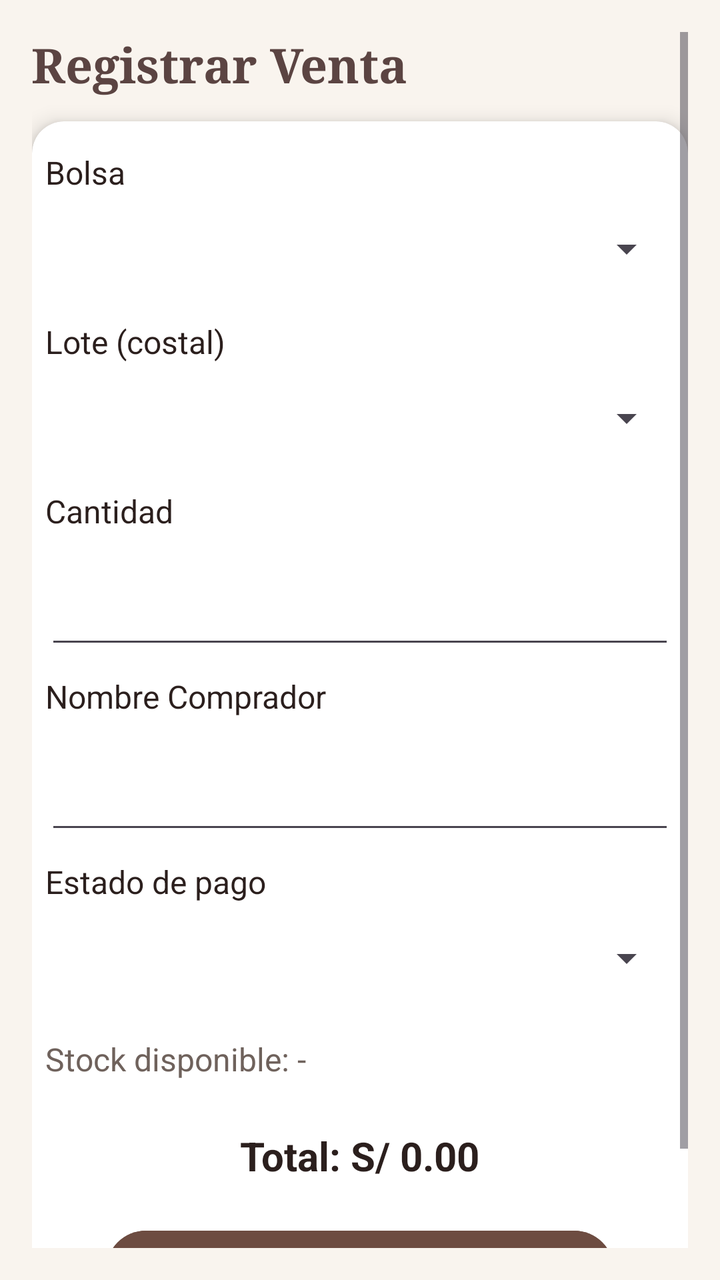
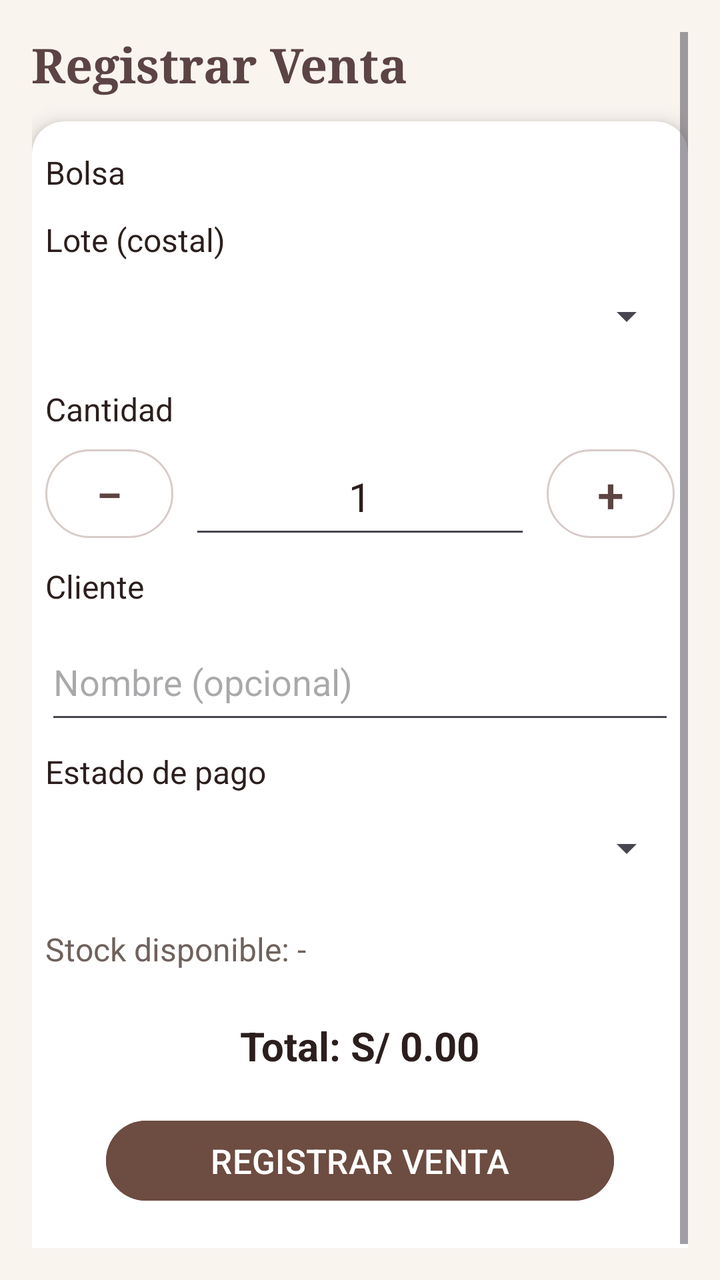

Two renders of the same Android screen: before a commit and after it. Below are the layout's source before the change and the commit's diff.
<!-- AndroidManifest.xml: application theme Theme.CajaiCafeAdministracion -->
<!-- res/layout/activity_venta.xml -->
<?xml version="1.0" encoding="utf-8"?>
<ScrollView xmlns:android="http://schemas.android.com/apk/res/android"
    xmlns:card_view="http://schemas.android.com/apk/res-auto"
    android:layout_width="match_parent"
    android:layout_height="match_parent"
    android:padding="16dp">

    <LinearLayout
        android:orientation="vertical"
        android:layout_width="match_parent"
        android:layout_height="wrap_content">

        <TextView
            android:layout_width="329dp"
            android:layout_height="wrap_content"
            android:layout_gravity="center"
            android:layout_marginBottom="12dp"
            android:text="Registrar Venta"
            android:textColor="@color/textoMarca"
            android:fontFamily="serif" android:textSize="24sp"
            android:textStyle="bold" />


        <androidx.cardview.widget.CardView
            android:layout_width="match_parent"
            android:layout_height="match_parent"
            android:padding="16dp"
            card_view:contentPadding="20px"
            android:backgroundTint="@color/superficie"
            card_view:cardCornerRadius="16dp"
            card_view:cardElevation="6dp">


            <LinearLayout
                android:layout_width="match_parent"
                android:layout_height="wrap_content"
                android:orientation="vertical">


                <TextView
                    android:layout_width="wrap_content"
                    android:layout_height="wrap_content"
                    android:layout_marginTop="8dp"
                    android:textSize="16sp"
                    android:textColor="@color/texto"
                    android:text="Bolsa" />

                <Spinner
                    android:id="@+id/spinnerProducto"
                    android:layout_width="match_parent"
                    android:layout_height="wrap_content"
                    android:textColor="@color/texto"
                    android:minHeight="55dp" />
                <TextView
                    android:layout_width="wrap_content"
                    android:layout_height="wrap_content"
                    android:layout_marginTop="8dp"
                    android:textSize="16sp"
                    android:textColor="@color/texto"
                    android:text="Lote (costal)" />
                <Spinner
                    android:id="@+id/spinnerLote"
                    android:layout_width="match_parent"
                    android:layout_height="wrap_content"
                    android:minHeight="55dp" />
                <TextView
                    android:layout_width="wrap_content"
                    android:layout_height="wrap_content"
                    android:layout_marginTop="8dp"
                    android:textSize="16sp"
                    android:textColor="@color/texto"
                    android:text="Cantidad" />
                <EditText
                    android:id="@+id/etCantidad"
                    android:layout_width="match_parent"
                    android:layout_height="wrap_content"
                    android:layout_marginTop="8dp"
                    android:textColor="@color/texto"
                    android:inputType="number"
                    android:minHeight="55dp" />
                <TextView
                    android:layout_width="wrap_content"
                    android:layout_height="wrap_content"
                    android:layout_marginTop="8dp"
                    android:textSize="16sp"
                    android:textColor="@color/texto"
                    android:text="Nombre Comprador" />
                <EditText
                    android:id="@+id/etNombre"
                    android:layout_width="match_parent"
                    android:layout_height="wrap_content"
                    android:layout_marginTop="8dp"
                    android:textColor="@color/texto"
                    android:minHeight="55dp" />

                <TextView
                    android:layout_width="wrap_content"
                    android:layout_height="wrap_content"
                    android:layout_marginTop="8dp"
                    android:textSize="16sp"
                    android:textColor="@color/texto"
                    android:text="Estado de pago" />

                <Spinner
                    android:id="@+id/spinnerPago"
                    android:layout_width="match_parent"
                    android:layout_height="wrap_content"
                    android:textColor="@color/texto"
                    android:minHeight="55dp" />

                <EditText
                    android:id="@+id/etMontoParcial"
                    android:layout_width="match_parent"
                    android:layout_height="wrap_content"
                    android:layout_marginTop="8dp"
                    android:hint="Monto parcial (si aplica)"
                    android:inputType="numberDecimal"
                    android:textColor="@color/texto"
                    android:visibility="gone" />

                <TextView
                    android:id="@+id/tvStock"
                    android:layout_width="wrap_content"
                    android:layout_height="wrap_content"
                    android:layout_marginBottom="12dp"
                    android:layout_marginTop="12dp"
                    android:text="Stock disponible: -"
                    android:textColor="@color/textoSecundario"
                    android:textSize="16sp"/>

                <TextView
                    android:id="@+id/tvTotal"
                    android:layout_width="wrap_content"
                    android:layout_height="wrap_content"
                    android:layout_marginTop="12dp"
                    android:layout_gravity="center"
                    android:text="Total: S/ 0.00"
                    android:textSize="20sp"
                    android:textColor="@color/texto"
                    android:textStyle="bold" />

                <Button
                    android:id="@+id/btnRegistrar"
                    android:layout_width="254dp"
                    android:layout_height="wrap_content"
                    android:layout_gravity="center"
                    android:layout_marginTop="20dp"
                    android:backgroundTint="@color/cafeMedio"
                    android:text="REGISTRAR VENTA"
                    android:textColor="#FFFFFF"
                    android:textSize="17sp" />

                <TextView
                    android:id="@+id/tvMensaje"
                    android:layout_width="wrap_content"
                    android:layout_height="wrap_content"
                    android:layout_marginTop="12dp" />
            </LinearLayout>
        </androidx.cardview.widget.CardView>
    </LinearLayout>
</ScrollView>
<!-- resources referenced by this layout -->
<resources>
  <color name="cafeMedio">#6D4C41</color>
  <color name="superficie">#FFFFFF</color>
  <color name="texto">#2B1F1D</color>
  <color name="textoMarca">#5B4442</color>
  <color name="textoSecundario">#6F625C</color>
  <style name="Theme.CajaiCafeAdministracion" parent="Base.Theme.CajaiCafeAdministracion" />
  <style name="Base.Theme.CajaiCafeAdministracion" parent="Theme.Material3.DayNight.NoActionBar">
          <item name="colorPrimary">@color/marcaPrimario</item>
          <item name="colorOnPrimary">@color/marcaSobrePrimario</item>
          <item name="colorPrimaryContainer">@color/marcaContenedor</item>
          <item name="colorOnPrimaryContainer">@color/marcaSobreContenedor</item>
          <item name="colorSecondary">@color/marcaSecundario</item>
          <item name="colorOnSecondary">@color/marcaSobrePrimario</item>
          <item name="colorTertiary">@color/positivo</item>
          <item name="android:colorBackground">@color/fondo</item>
          <item name="colorOnBackground">@color/texto</item>
          <item name="colorSurface">@color/superficie</item>
          <item name="colorOnSurface">@color/texto</item>
          <item name="colorOnSurfaceVariant">@color/textoSecundario</item>
          <item name="colorOutline">@color/borde</item>
          
          <item name="android:statusBarColor">@color/cafeProfundo</item>
          <item name="android:navigationBarColor">@color/cafeProfundo</item>
          <item name="android:windowLightStatusBar">false</item>
      </style>
  <color name="marcaPrimario">#6D4C41</color>
  <color name="marcaSobrePrimario">#FFFFFF</color>
  <color name="marcaContenedor">#F3E3D8</color>
  <color name="marcaSobreContenedor">#2B1F1D</color>
  <color name="marcaSecundario">#8D6E63</color>
  <color name="positivo">#2E7D32</color>
  <color name="fondo">#F9F4EE</color>
  <color name="borde">#D7CCC8</color>
  <color name="cafeProfundo">#3E2723</color>
</resources>

<!-- the commit's change to res/layout/activity_venta.xml (unified diff, before → after) -->
@@ -1,5 +1,6 @@
 <?xml version="1.0" encoding="utf-8"?>
 <ScrollView xmlns:android="http://schemas.android.com/apk/res/android"
+    xmlns:app="http://schemas.android.com/apk/res-auto"
     xmlns:card_view="http://schemas.android.com/apk/res-auto"
     android:layout_width="match_parent"
     android:layout_height="match_parent"
@@ -45,12 +46,14 @@
                     android:textColor="@color/texto"
                     android:text="Bolsa" />
 
-                <Spinner
-                    android:id="@+id/spinnerProducto"
-                    android:layout_width="match_parent"
-                    android:layout_height="wrap_content"
-                    android:textColor="@color/texto"
-                    android:minHeight="55dp" />
+                
+                <com.google.android.material.chip.ChipGroup
+                    android:id="@+id/chipsProducto"
+                    android:layout_width="match_parent"
+                    android:layout_height="wrap_content"
+                    android:layout_marginTop="4dp"
+                    app:singleSelection="true"
+                    app:selectionRequired="true" />
                 <TextView
                     android:layout_width="wrap_content"
                     android:layout_height="wrap_content"
@@ -70,26 +73,71 @@
                     android:textSize="16sp"
                     android:textColor="@color/texto"
                     android:text="Cantidad" />
-                <EditText
-                    android:id="@+id/etCantidad"
-                    android:layout_width="match_parent"
-                    android:layout_height="wrap_content"
-                    android:layout_marginTop="8dp"
-                    android:textColor="@color/texto"
-                    android:inputType="number"
-                    android:minHeight="55dp" />
-                <TextView
-                    android:layout_width="wrap_content"
-                    android:layout_height="wrap_content"
-                    android:layout_marginTop="8dp"
-                    android:textSize="16sp"
-                    android:textColor="@color/texto"
-                    android:text="Nombre Comprador" />
-                <EditText
+                
+                <LinearLayout
+                    android:layout_width="match_parent"
+                    android:layout_height="wrap_content"
+                    android:layout_marginTop="4dp"
+                    android:gravity="center_vertical"
+                    android:orientation="horizontal">
+
+                    <Button
+                        android:id="@+id/btnMenos"
+                        style="?attr/materialButtonOutlinedStyle"
+                        android:layout_width="64dp"
+                        android:layout_height="wrap_content"
+                        android:minWidth="0dp"
+                        android:paddingStart="0dp"
+                        android:paddingEnd="0dp"
+                        android:contentDescription="Una bolsa menos"
+                        android:text="−"
+                        android:textColor="@color/textoMarca"
+                        android:textSize="24sp" />
+
+                    <EditText
+                        android:id="@+id/etCantidad"
+                        android:layout_width="0dp"
+                        android:layout_height="wrap_content"
+                        android:layout_weight="1"
+                        android:layout_marginStart="8dp"
+                        android:layout_marginEnd="8dp"
+                        android:gravity="center"
+                        android:hint="Cantidad"
+                        android:inputType="number"
+                        android:minHeight="55dp"
+                        android:text="1"
+                        android:textColor="@color/texto"
+                        android:textSize="20sp" />
+
+                    <Button
+                        android:id="@+id/btnMas"
+                        style="?attr/materialButtonOutlinedStyle"
+                        android:layout_width="64dp"
+                        android:layout_height="wrap_content"
+                        android:minWidth="0dp"
+                        android:paddingStart="0dp"
+                        android:paddingEnd="0dp"
+                        android:contentDescription="Una bolsa más"
+                        android:text="+"
+                        android:textColor="@color/textoMarca"
+                        android:textSize="24sp" />
+                </LinearLayout>
+                <TextView
+                    android:layout_width="wrap_content"
+                    android:layout_height="wrap_content"
+                    android:layout_marginTop="8dp"
+                    android:textSize="16sp"
+                    android:textColor="@color/texto"
+                    android:text="Cliente" />
+                
+                <AutoCompleteTextView
                     android:id="@+id/etNombre"
                     android:layout_width="match_parent"
                     android:layout_height="wrap_content"
                     android:layout_marginTop="8dp"
+                    android:completionThreshold="1"
+                    android:hint="Nombre (opcional)"
+                    android:inputType="textPersonName|textCapWords"
                     android:textColor="@color/texto"
                     android:minHeight="55dp" />
 
<!-- resource entries referenced after the edit -->
@@ -13,6 +13,9 @@
           <item name="colorOnPrimaryContainer">@color/marcaSobreContenedor</item>
           <item name="colorSecondary">@color/marcaSecundario</item>
           <item name="colorOnSecondary">@color/marcaSobrePrimario</item>
+          
+          <item name="colorSecondaryContainer">@color/marcaContenedor</item>
+          <item name="colorOnSecondaryContainer">@color/marcaSobreContenedor</item>
           <item name="colorTertiary">@color/positivo</item>
           <item name="android:colorBackground">@color/fondo</item>
           <item name="colorOnBackground">@color/texto</item>
